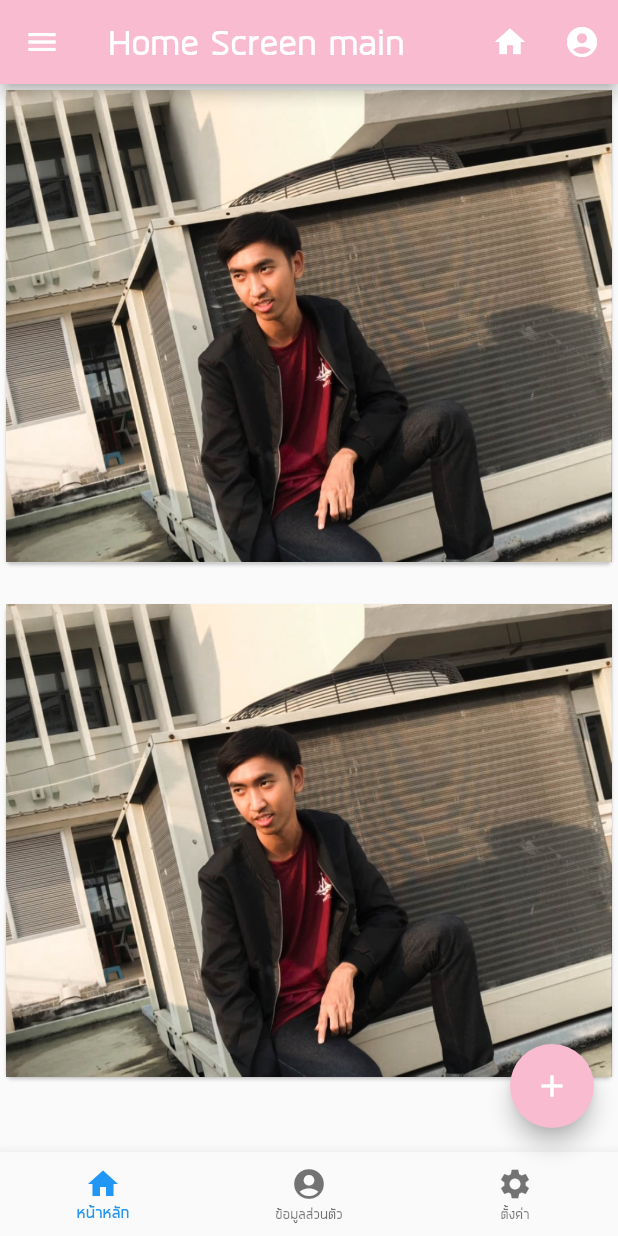
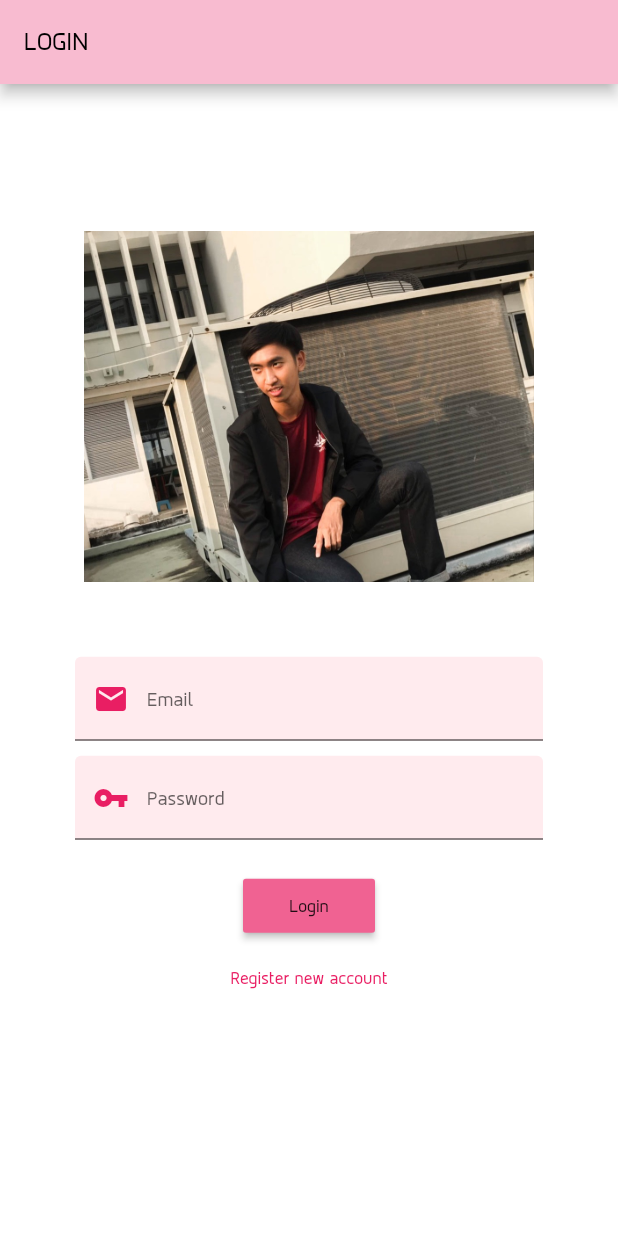
Before and after one commit to ifackerx/Pracing_flutter, a Flutter app: the screen it shows after launch, on a phone screen of 412 x 824 dp. Run offline on Flutter 3.47's test engine with Material 2 defaults, Android fonts, the phone set to English and light mode, and no system bars.

```diff
--- a/flutter_app/lib/main.dart
+++ b/flutter_app/lib/main.dart
@@ -1,10 +1,14 @@
 import 'package:flutter/material.dart';
+import 'package:flutter_app/screens/add_member_screen.dart';
 import 'package:flutter_app/screens/app_screen.dart';
 import 'package:flutter_app/screens/home_screen.dart';
+import 'package:flutter_app/screens/login_screen.dart';
 import 'package:flutter_app/screens/main_screen.dart';
+import 'package:flutter_app/screens/member_screen.dart';
 import 'package:flutter_app/screens/page_one.dart';
 import 'package:flutter_app/screens/page_two.dart';
-
+import 'package:flutter_app/screens/user_screen.dart';
+import 'package:flutter_localizations/flutter_localizations.dart';
 // state less ไม่มีอัพเดทค่าข้อมูลในตัวมันเอง แสดงอยาสงเดียว
 
 // function แรกที่จะ run
@@ -14,6 +18,7 @@ class Myapp extends StatelessWidget {
   @override
   Widget build(BuildContext context) {
     return MaterialApp(
+
       theme: ThemeData(
         fontFamily: 'PrintAble4U',
       ),
@@ -21,13 +26,28 @@ class Myapp extends StatelessWidget {
       title: 'My Traing App',
       // widget ตัวแรกที่จะใช้แสดง
       // Scafford รูปแบบของ Page (titlebar, button, appbar)
-      home: HomeScreen(),
+      home: LoginScreen(),
       routes: <String, WidgetBuilder>{
         '/app' : (BuildContext context) => AppScreen('Heloow'),
         '/one' : (BuildContext context) => PageOne(),
         '/two' : (BuildContext context) => PageTwo(),
+        '/user' : (BuildContext context) => UserScreem(),
+        '/login' : (BuildContext context) => LoginScreen(),
+        '/member' : (BuildContext context) => MemberScreen(),
+        '/add-member' : (BuildContext context) => AddMemberScreen(),
+
       },
-
+      localizationsDelegates: [
+   // ... app-specific localization delegate[s] here
+   GlobalMaterialLocalizations.delegate,
+   GlobalWidgetsLocalizations.delegate,
+ ],
+ supportedLocales: [
+    const Locale('en'), // English
+    const Locale('he'), // Hebrew
+    const Locale('zh'), // Chinese
+    // ... other locales the app supports
+  ],
     // don't forget semicolon
     );
   }
--- /dev/null
+++ b/flutter_app/lib/screens/login_screen.dart
@@ -0,0 +1,110 @@
+import 'package:flutter/material.dart';
+import 'package:flutter_app/screens/home_screen.dart';
+
+class LoginScreen extends StatefulWidget {
+  @override
+  _LoginScreenState createState() => _LoginScreenState();
+}
+
+class _LoginScreenState extends State<LoginScreen> {
+  TextEditingController ctrlUsername = TextEditingController();
+  TextEditingController ctrlPassword = TextEditingController();
+
+  void doLogin() {
+    print(ctrlUsername.text);
+    print(ctrlPassword.text);
+
+    if (ctrlUsername.text == 'admin' && ctrlPassword.text == 'admin') {
+      Navigator.push(context,
+      MaterialPageRoute(
+        builder: (context) => HomeScreen()
+      ));
+    }
+
+  }
+
+  @override
+  Widget build(BuildContext context) {
+    return Scaffold(
+      appBar: AppBar(
+        title: Text('LOGIN', style: TextStyle(color: Colors.black,)),
+        backgroundColor: Colors.pink[100],
+      ),
+      // Strack เอาไว้ทำให้ widget ซ้อนกันได้
+      body: Stack(
+        fit: StackFit.expand,
+        children: <Widget>[
+          Container(
+            color: Colors.white,
+          ),
+          Center(
+            child: Column(
+              // กำนหดให้กลางมือถือเลยอะ
+              mainAxisAlignment: MainAxisAlignment.center,
+              children: <Widget>[
+                Image(
+                  width: 300.0,
+                  image: AssetImage('asset/img/profile.jpg'),
+                ),
+              Padding(
+                padding: const EdgeInsets.all(50.0),
+                child: Form(child: Column(
+                  children: <Widget>[
+                    TextFormField(
+                      controller: ctrlUsername,
+                      keyboardType: TextInputType.emailAddress,
+                      decoration: InputDecoration(
+                        // icon
+                        labelText: 'Email',
+                        hintText: 'example@gmail.com',
+                        prefixIcon: Icon(Icons.email, color: Colors.pink),
+                        filled: true,
+                        fillColor: Colors.red[50]
+                      ),
+                    ),
+                    SizedBox(height: 10.0,),
+                    TextFormField(
+                      // เป็นจุดๆรหัสผ่าน
+                      controller: ctrlPassword,
+                      obscureText: true,
+                      decoration: InputDecoration(
+                        prefixIcon: Icon(Icons.vpn_key, color: Colors.pink),
+                        labelText: 'Password',
+                        hintText: 'enter 5-10 lenght',
+                        filled: true,
+                        fillColor: Colors.red[50]
+
+                      ),
+                    ),
+                    SizedBox(height: 20.0,),
+                    Row(
+
+                      crossAxisAlignment: CrossAxisAlignment.center,
+                      mainAxisAlignment: MainAxisAlignment.center,
+                      children: <Widget>[
+                        RaisedButton(
+
+                          color: Colors.pink[300],
+                          onPressed: () => doLogin(),
+                          child: Text('Login'),
+
+                          ),
+
+                      ],
+                    ),
+                    FlatButton(
+                      onPressed: () {},
+                      child: Text('Register new account', style: TextStyle(color: Colors.pink),),
+                    )
+                  ],
+                ),),
+              )
+              ],
+            )
+          )
+        ],
+      ),
+
+    );
+  }
+}
--- a/flutter_app/pubspec.yaml
+++ b/flutter_app/pubspec.yaml
@@ -23,6 +23,10 @@ dependencies:
   # The following adds the Cupertino Icons font to your application.
   # Use with the CupertinoIcons class for iOS style icons.
   cupertino_icons: ^0.1.2
+  http: ^0.11.3
+
+  flutter_localizations:
+    sdk: flutter
 
 dev_dependencies:
   flutter_test:
```
Also changed, not shown: flutter_app/lib/screens/add_member_screen.dart (added, +146 -0 lines), flutter_app/lib/screens/home_screen.dart (+26 -0 lines), flutter_app/lib/screens/member_screen.dart (added, +29 -0 lines), flutter_app/lib/screens/page_three.dart (+41 -0 lines), flutter_app/lib/screens/user_screen.dart (added, +64 -0 lines), flutter_app/pubspec.lock.
